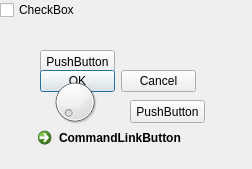
Old version of the form ConsoleBlocks/src/Widgets/BaseWidget/BaseWidget.ui in the repository HolmErik/ConsoleBlocks.
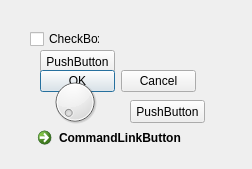
New version of the form.

Commit message: commit custum ase widget working

```diff
--- a/ConsoleBlocks/src/Widgets/BaseWidget/BaseWidget.ui
+++ b/ConsoleBlocks/src/Widgets/BaseWidget/BaseWidget.ui
@@ -52,6 +52,14 @@
    </property>
   </widget>
   <widget class="QCheckBox" name="checkBox">
+   <property name="geometry">
+    <rect>
+     <x>30</x>
+     <y>30</y>
+     <width>70</width>
+     <height>18</height>
+    </rect>
+   </property>
    <property name="text">
     <string>CheckBox</string>
    </property>
```
The commit also changes 4 other files.
